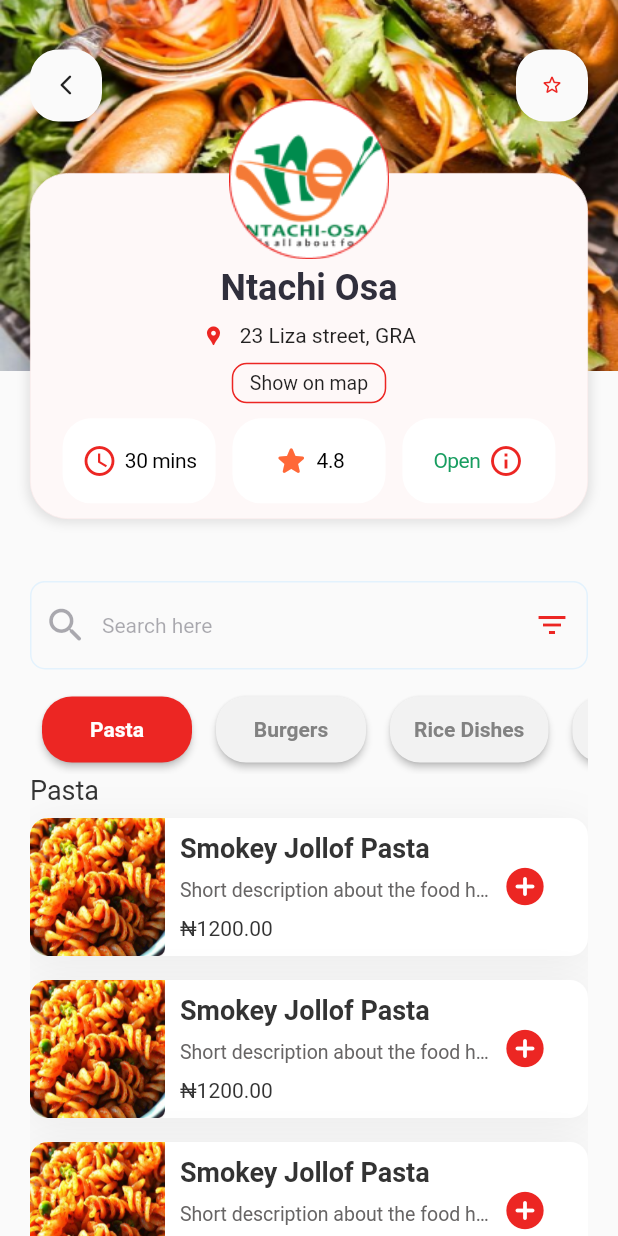
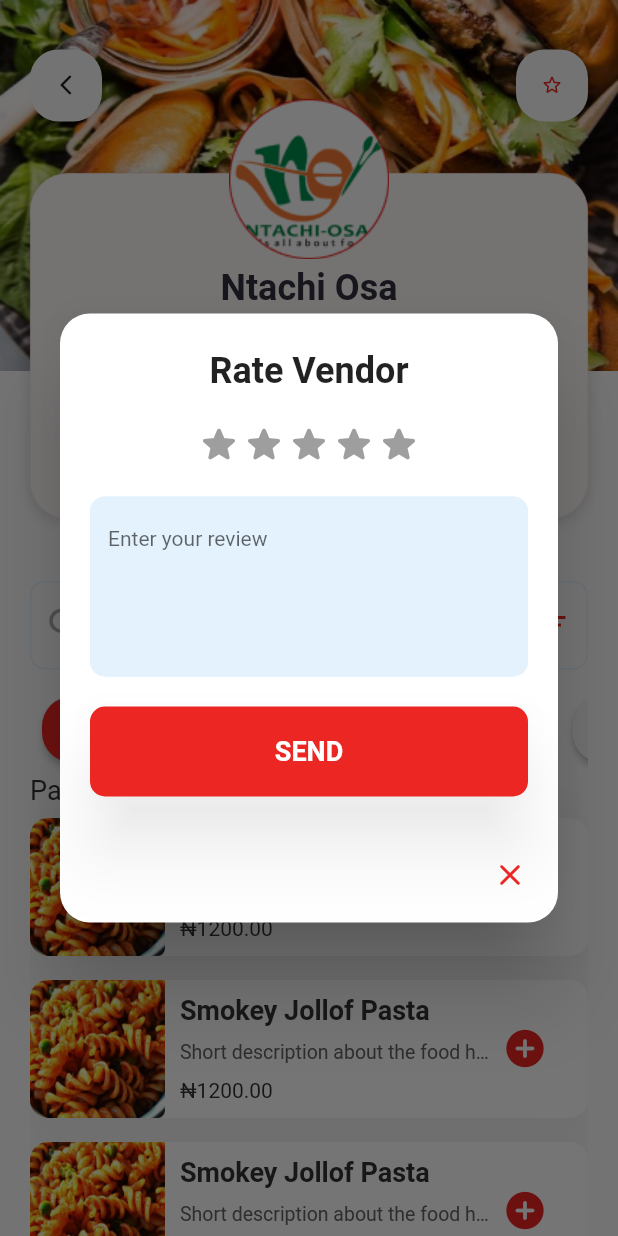
Before and after one commit to bomach-group-company/benji_user, a Flutter app: the Vendor screen opened directly, after a tap on the "star outline" icon, on a phone screen of 412 x 824 dp. Run offline on Flutter 3.47's test engine with Material 2 defaults, Android fonts, the phone set to English and light mode, and no system bars; our stand-ins replace csc_picker, flutter_pw_validator, flutter_spinkit, google_fonts, google_maps_flutter, hexcolor and 2 more; Roboto replaces fonts that are missing (Sen); project files that could hold a hidden picture were left out.

Commit message:
working on the user review

```diff
--- a/lib/app/vendor/vendor.dart
+++ b/lib/app/vendor/vendor.dart
@@ -1,5 +1,8 @@
 import 'package:alpha_logistics/app/vendor/vendor%20location.dart';
 import 'package:alpha_logistics/providers/constants.dart';
+import 'package:alpha_logistics/reusable%20widgets/message%20textformfield.dart';
+import 'package:alpha_logistics/reusable%20widgets/my%20elevatedbutton.dart';
+import 'package:alpha_logistics/reusable%20widgets/my%20floating%20snackbar.dart';
 import 'package:flutter/material.dart';
 import 'package:hexcolor/hexcolor.dart';
 
@@ -19,13 +22,21 @@ class Vendor extends StatefulWidget {
 
 class _VendorState extends State<Vendor> {
   //=================================== ALL VARIABLES ====================================\\
+  int selectedRating = 0;
 
   //TextEditingController
   TextEditingController searchController = TextEditingController();
+  TextEditingController rateVendorEC = TextEditingController();
+
+//===================== KEYS =======================\\
+  final _formKey = GlobalKey<FormState>();
+
+//===================== FOCUS NODES =======================\\
+  FocusNode rateVendorFN = FocusNode();
 
 //===================== BOOL VALUES =======================\\
   bool isLoading = false;
-
+  bool isValidating = false;
 //===================== CATEGORY BUTTONS =======================\\
   final List _categoryButtonText = [
     "Pasta",
@@ -69,7 +80,17 @@ class _VendorState extends State<Vendor> {
 //===================== VENDORS LIST VIEW INDEX =======================\\
   List<int> foodListView = [0, 1, 3, 4, 5, 6];
 
-//===================== VENDORS LIST VIEW INDEX =======================\\
+//===================== FUNCTIONS =======================\\
+  void validate() {
+    mySnackBar(
+      context,
+      "Success!",
+      "Thank you for your feedback!",
+      Duration(seconds: 1),
+    );
+
+    Navigator.of(context).pop(context);
+  }
 
   @override
   Widget build(BuildContext context) {
@@ -197,7 +218,51 @@ class _VendorState extends State<Vendor> {
                         ),
                       ),
                       InkWell(
-                        onTap: () {},
+                        onTap: () {
+                          rating(
+                            (() async {
+                              if (_formKey.currentState!.validate()) {
+                                validate();
+                              }
+                            }),
+                            "Rate Vendor",
+                            context,
+                            Row(
+                              mainAxisSize: MainAxisSize.min,
+                              children: [
+                                for (int i = 1; i <= 5; i++)
+                                  InkWell(
+                                    radius: 10,
+                                    splashColor: Colors.amber,
+                                    borderRadius:
+                                        BorderRadius.all(Radius.circular(100)),
+                                    onTap: () {
+                                      setState(() {
+                                        selectedRating = i;
+                                      });
+                                    },
+                                    child: Icon(
+                                      Icons.star_rounded,
+                                      size: 30,
+                                      color: i <= selectedRating
+                                          ? Colors.yellow
+                                          : Colors.grey,
+                                    ),
+                                  ),
+                              ],
+                            ),
+                            rateVendorEC,
+                            (value) {
+                              if (value == null || value.isEmpty) {
+                                rateVendorFN.requestFocus();
+                                return "Enter a review";
+                              }
+                              return null;
+                            },
+                            rateVendorFN,
+                            _formKey,
+                          );
+                        },
                         child: Container(
                           width: 48,
                           height: 48,
@@ -464,3 +529,77 @@ class _VendorState extends State<Vendor> {
     );
   }
 }
+
+void setState(Null Function() param0) {}
+
+rating(
+  Function() onPressed,
+  String title,
+  BuildContext context,
+  Widget rowWidget,
+  TextEditingController controller,
+  FormFieldValidator validator,
+  FocusNode focusNode,
+  GlobalKey formKey,
+) {
+  showDialog(
+    context: context,
+    builder: (context) {
+      return StatefulBuilder(
+        builder: (context, setStateForDialog) {
+          return AlertDialog(
+            shape: RoundedRectangleBorder(
+              borderRadius: BorderRadius.all(Radius.circular(kDefaultPadding)),
+            ),
+            scrollable: true,
+            shadowColor: kBlackColor.withOpacity(0.9),
+            title: Text(
+              title,
+              textAlign: TextAlign.center,
+              style: TextStyle(
+                fontSize: 24,
+                fontWeight: FontWeight.w700,
+              ),
+            ),
+            actions: [
+              IconButton(
+                onPressed: () {
+                  Navigator.of(context).pop(context);
+                },
+                splashRadius: 20,
+                icon: Icon(
+                  Icons.close_rounded,
+                  color: kAccentColor,
+                ),
+              ),
+            ],
+            contentPadding: EdgeInsets.all(kDefaultPadding),
+            content: Form(
+              key: formKey,
+              child: Column(
+                children: [
+                  rowWidget,
+                  kSizedBox,
+                  MyMessageTextFormField(
+                    controller: controller,
+                    validator: validator,
+                    textInputAction: TextInputAction.newline,
+                    focusNode: focusNode,
+                    hintText: "Enter your review",
+                    maxLines: 5,
+                    keyboardType: TextInputType.multiline,
+                  ),
+                  kSizedBox,
+                  MyElevatedButton(
+                    title: "Send",
+                    onPressed: onPressed,
+                  ),
+                ],
+              ),
+            ),
+          );
+        },
+      );
+    },
+  );
+}
```
